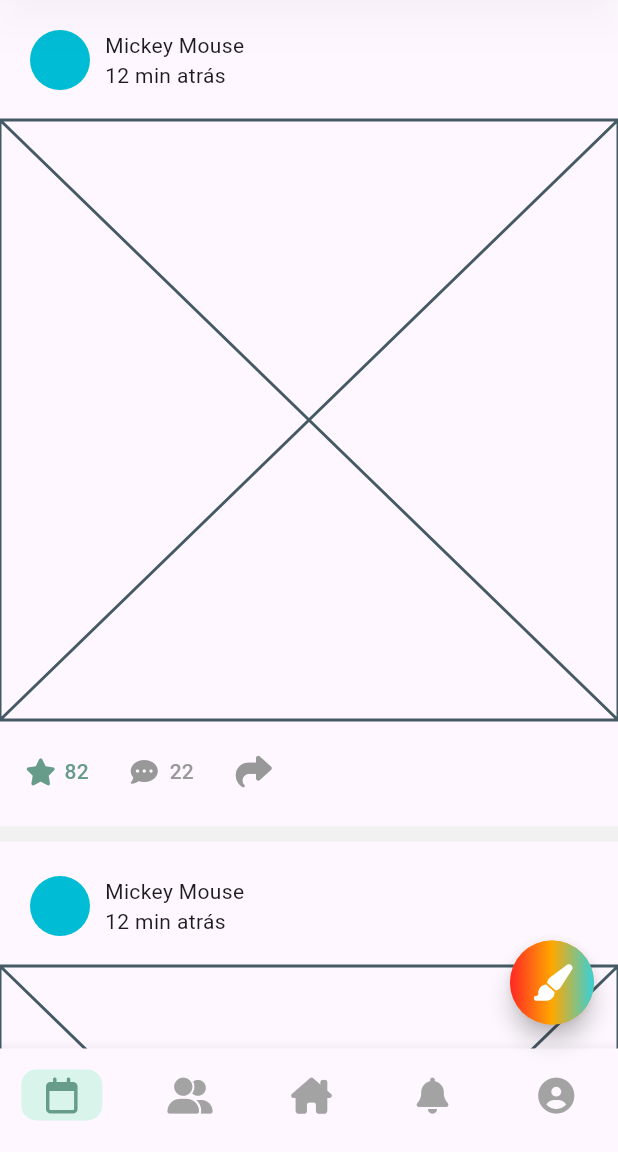
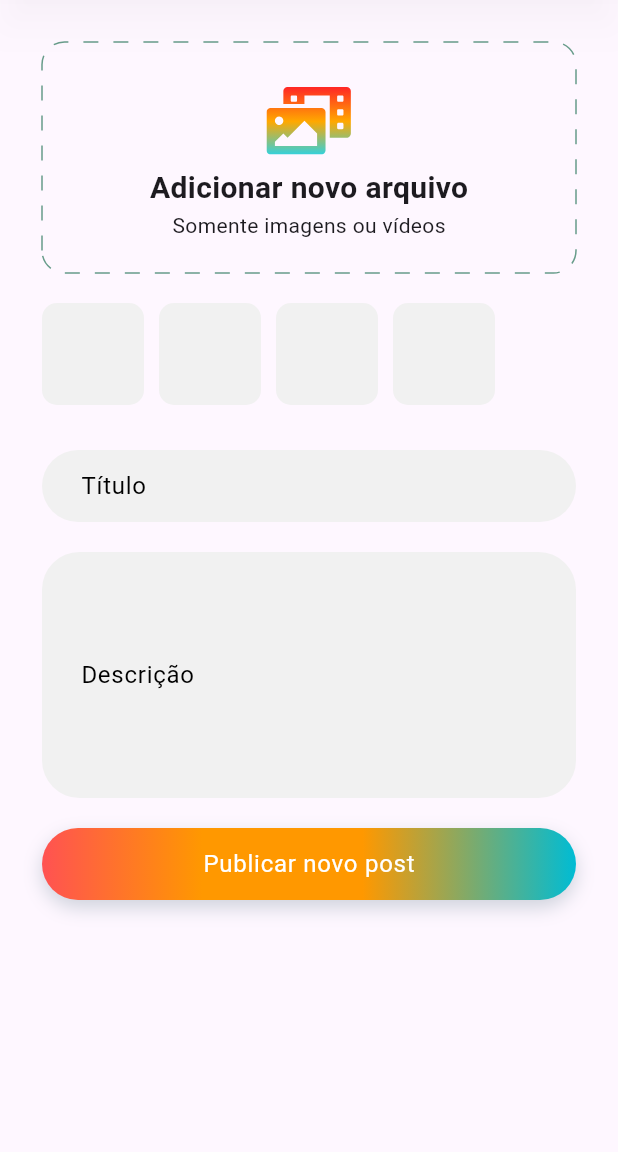
Before and after one commit to flipeip/ze_draw, a Flutter app: the FeedTela screen opened by its route, after a tap on an icon or button, on a phone screen of 412 x 824 dp, the part 84-1236 px from its top. Run offline on Flutter 3.47's test engine with Material 2 defaults, Android fonts, the light colour scheme and no system bars; drawn by our look-alikes of dotted_border; our stand-ins replace flutter_svg, font_awesome_flutter, simple_gradient_text, supabase_flutter; accounts and stored records are empty.

Commit message:
Funcionamento de postagem

```diff
--- /dev/null
+++ b/lib/api/api_post.dart
@@ -0,0 +1,22 @@
+import 'package:supabase_flutter/supabase_flutter.dart';
+import '../../models/models.dart';
+import 'api.dart';
+
+class ApiPost {
+  Future<PostgrestResponse<dynamic>> createData(Postagem post) async {
+    PostgrestResponse<dynamic> res = await api.from('postagem').insert(post.toMap());
+    // final arquivo = File('path/to/file');
+    // final String path = await supabase.storage.from('avatars').upload(
+    //   'public/avatar1.png',
+    //   avatarFile,
+    //   fileOptions: const FileOptions(cacheControl: '3600', upsert: false),
+    // );
+    return res;
+  }
+
+  Future<PostgrestResponse<dynamic>> readData() async {
+    PostgrestResponse<dynamic> res = await api.from('postagem')
+        .select('id, titulo, descricao');
+    return res;
+  }
+}
--- /dev/null
+++ b/lib/models/arquivos_postagem.dart
@@ -0,0 +1,63 @@
+// ignore_for_file: public_member_api_docs, sort_constructors_first
+import 'dart:convert';
+
+class Arquivo {
+  // final int? id;
+  final int? postagem;
+  final String arquivo;
+  Arquivo({
+    // this.id,
+    this.postagem,
+    required this.arquivo,
+  });
+
+  Arquivo copyWith({
+    // int? id,
+    int? postagem,
+    String? arquivo,
+  }) {
+    return Arquivo(
+      // id: id ?? this.id,
+      postagem: postagem ?? this.postagem,
+      arquivo: arquivo ?? this.arquivo,
+    );
+  }
+
+  Map<String, dynamic> toMap() {
+    return <String, dynamic>{
+      // 'id': id,
+      'postagem': postagem,
+      'arquivo': arquivo,
+    };
+  }
+
+  factory Arquivo.fromMap(Map<String, dynamic> map) {
+    return Arquivo(
+      // id: map['id'] != null ? map['id'] as int : null,
+      postagem: map['postagem'] != null ? map['postagem'] as int : null,
+      arquivo: map['arquivo'] as String,
+    );
+  }
+
+  String toJson() => json.encode(toMap());
+
+  factory Arquivo.fromJson(String source) => Arquivo.fromMap(json.decode(source) as Map<String, dynamic>);
+
+  @override
+  String toString() => 'Arquivo(ipostagem: $postagem, arquivo: $arquivo)';
+  // String toString() => 'Arquivo(id: $id, postagem: $postagem, arquivo: $arquivo)';
+
+  @override
+  bool operator ==(covariant Arquivo other) {
+    if (identical(this, other)) return true;
+
+    return
+      // other.id == id &&
+      other.postagem == postagem &&
+      other.arquivo == arquivo;
+  }
+
+  @override
+  int get hashCode => postagem.hashCode ^ arquivo.hashCode;
+  // int get hashCode => id.hashCode ^ postagem.hashCode ^ arquivo.hashCode;
+}
--- /dev/null
+++ b/lib/models/models.dart
@@ -0,0 +1,3 @@
+export 'postagem.dart';
+export 'usuario.dart';
+export 'arquivos_postagem.dart';
--- /dev/null
+++ b/lib/models/postagem.dart
@@ -0,0 +1,61 @@
+// ignore_for_file: public_member_api_docs, sort_constructors_first
+import 'dart:convert';
+
+class Postagem {
+  final String titulo;
+  final String descricao;
+  final int usuario_id;
+  Postagem({
+    required this.titulo,
+    required this.descricao,
+    required this.usuario_id,
+  });
+
+  Postagem copyWith({
+    String? titulo,
+    String? descricao,
+    int? usuario_id,
+  }) {
+    return Postagem(
+      titulo: titulo ?? this.titulo,
+      descricao: descricao ?? this.descricao,
+      usuario_id: usuario_id ?? this.usuario_id,
+    );
+  }
+
+  Map<String, dynamic> toMap() {
+    return <String, dynamic>{
+      'titulo': titulo,
+      'descricao': descricao,
+      'usuario_id': usuario_id,
+    };
+  }
+
+  factory Postagem.fromMap(Map<String, dynamic> map) {
+    return Postagem(
+      titulo: map['titulo'] as String,
+      descricao: map['descricao'] as String,
+      usuario_id: map['usuario_id'] as int,
+    );
+  }
+
+  String toJson() => json.encode(toMap());
+
+  factory Postagem.fromJson(String source) => Postagem.fromMap(json.decode(source) as Map<String, dynamic>);
+
+  @override
+  String toString() => 'Postagem(titulo: $titulo, descricao: $descricao, usuario_id: $usuario_id)';
+
+  @override
+  bool operator ==(covariant Postagem other) {
+    if (identical(this, other)) return true;
+
+    return
+      other.titulo == titulo &&
+      other.descricao == descricao &&
+      other.usuario_id == usuario_id;
+  }
+
+  @override
+  int get hashCode => titulo.hashCode ^ descricao.hashCode ^ usuario_id.hashCode;
+}
--- a/lib/telas/cadastro/cadastro_controlador.dart
+++ b/lib/telas/cadastro/cadastro_controlador.dart
@@ -1,5 +1,6 @@
 import 'package:flutter/material.dart';
 import 'package:ze_draw/api/autenticacao.dart';
+import 'package:ze_draw/api/api.dart';
 import 'package:ze_draw/telas/cadastro/cadastro_tela.dart';
 
 class CadastroControlador extends StatelessWidget {
--- a/lib/telas/feed/feed_inicial.dart
+++ b/lib/telas/feed/feed_inicial.dart
@@ -1,12 +1,29 @@
 import 'package:flutter/material.dart';
 import 'package:font_awesome_flutter/font_awesome_flutter.dart';
 import '../../widgets/campo_pesquisa.dart';
+import '../rotas.dart';
+import 'package:ze_draw/models/models.dart';
+import '../../api/api_post.dart';
+import 'package:supabase_flutter/supabase_flutter.dart';
 
 class FeedTela extends StatelessWidget {
   const FeedTela({super.key});
 
   @override
   Widget build(BuildContext context) {
+    List<Postagem>? _postagem;
+
+    ApiPost lerPost = ApiPost();
+
+    Future<List<Postagem>> readData() async {
+      PostgrestResponse<dynamic> res = await lerPost.readData();
+
+      // if (res.error != null) {
+      //   throw Exception(res.error!.message);
+      // }
+      return (res.data as List<dynamic>).map((e) => Postagem.fromMap(e)).toList();
+    }
+
     return Scaffold(
       appBar: AppBar(
         title: const CampoPesquisa(label: 'Pesquisar'),
@@ -62,7 +79,9 @@ class FeedTela extends StatelessWidget {
         type: BottomNavigationBarType.fixed,
       ),
       floatingActionButton: FloatingActionButton(
-        onPressed: (){},
+        onPressed: (){
+          Navigator.of(context).pushNamed(Rotas.novoPost);
+        },
         child:
           Container(
             width: 60,
--- /dev/null
+++ b/lib/telas/post/novo_post.dart
@@ -0,0 +1,183 @@
+import 'package:flutter/material.dart';
+import 'package:flutter_svg/flutter_svg.dart';
+import 'package:supabase_flutter/supabase_flutter.dart';
+import 'package:font_awesome_flutter/font_awesome_flutter.dart';
+import '../../widgets/campo_pesquisa.dart';
+import 'package:dotted_border/dotted_border.dart';
+import '../../widgets/botao_default.dart';
+
+import '../../api/api_post.dart';
+import '../../models/models.dart';
+import 'novo_post_controlador.dart';
+import 'package:ze_draw/api/api.dart';
+
+class NovoPostTela extends StatefulWidget {
+  const NovoPostTela({Key? key}): super(key: key);
+
+  @override
+  State<NovoPostTela> createState() => _NovoPostTela();
+}
+class _NovoPostTela extends State<NovoPostTela>{
+  NovoPostControlador controlador = NovoPostControlador();
+
+  // instance
+  ApiPost criarPost = ApiPost();
+
+  @override
+  Widget build(BuildContext context) {
+    return Scaffold(
+      appBar: AppBar(
+        title: const CampoPesquisa(label: 'Pesquisar'),
+        actions: [
+          IconButton(onPressed: (){}, icon: Icon(FontAwesomeIcons.ellipsisVertical), color: Color(0xFF679C8A)),
+        ],
+        shadowColor: Colors.black12,
+        elevation: 10,
+        surfaceTintColor: Colors.white,
+      ),
+      body: Column(
+        children:[
+          Padding(
+            padding: EdgeInsets.all(28),
+            child: Column(
+              children: [
+                Container(
+                  width: MediaQuery.of(context).size.width,
+                  child: DottedBorder(
+                      color: Color(0XFF679C8A),
+                      strokeWidth: 1,
+                      borderType: BorderType.RRect,
+                      radius: Radius.circular(15),
+                      dashPattern: [10, 10],
+                      child: Center(
+                        child:
+                          Padding(
+                            padding: EdgeInsets.all(20),
+                            child:
+                              Column(
+                                  mainAxisAlignment: MainAxisAlignment.center,
+                                  children: [
+                                    Padding(
+                                      padding: EdgeInsets.all(8),
+                                      child:
+                                        SvgPicture.asset(
+                                        'assets/images/photo_film.svg',
+                                        height: 45,
+                                      ),
+                                    ),
+                                    Text('Adicionar novo arquivo',style: TextStyle(fontWeight: FontWeight.bold, fontSize: 20), ),
+                                    Text('Somente imagens ou vídeos'),
+                                  ],
+                              )
+                          )
+                      )
+                  )
+                ),
+                Padding(
+                  padding: EdgeInsets.symmetric(vertical: 20),
+                  child:
+                    Row(
+                      children: [
+                        Container(
+                          decoration: BoxDecoration(
+                            color: Color(0XFFF1F1F1),
+                            borderRadius: BorderRadius.circular(10)
+                          ),
+                          width: 68.0,
+                          height: 68.0,
+                        ),
+                        Padding(
+                          padding: EdgeInsets.symmetric(horizontal:10),
+                          child:
+                            Container(
+                              decoration: BoxDecoration(
+                                color: Color(0XFFF1F1F1),
+                                borderRadius: BorderRadius.circular(10)
+                              ),
+                              width: 68.0,
+                              height: 68.0,
+                            )
+                        ),
+                        Container(
+                          decoration: BoxDecoration(
+                            color: Color(0XFFF1F1F1),
+                            borderRadius: BorderRadius.circular(10)
+                          ),
+                          width: 68.0,
+                          height: 68.0,
+                        ),
+                        Padding(
+                          padding: EdgeInsets.only(left: 10),
+                          child:
+                            Container(
+                              decoration: BoxDecoration(
+                                color: Color(0XFFF1F1F1),
+                                borderRadius: BorderRadius.circular(10)
+                              ),
+                              width: 68.0,
+                              height: 68.0,
+                            )
+                        ),
+                      ]
+                    )
+                ),
+                Padding(
+                  padding: EdgeInsets.symmetric(vertical:10),
+                  child:
+                    TextFormField(
+                      controller: controlador.titulo,
+                      decoration: InputDecoration(
+                          filled: true,
+                          fillColor: Color(0XFFF1F1F1),
+                          border: OutlineInputBorder(borderRadius: BorderRadius.circular(50), borderSide: BorderSide.none),
+                          hintText: "Título",
+                          contentPadding: EdgeInsets.symmetric(horizontal: 22),
+                      ),
+                  )
+                ),
+                Padding(
+                  padding: EdgeInsets.symmetric(vertical:10),
+                  child:
+                    TextFormField(
+                      controller: controlador.descricao,
+                      decoration: InputDecoration(
+                          filled: true,
+                          fillColor: Color(0XFFF1F1F1),
+                          border: OutlineInputBorder(borderRadius: BorderRadius.circular(25), borderSide: BorderSide.none),
+                          hintText: "Descrição",
+                          contentPadding: EdgeInsets.symmetric(horizontal: 22, vertical: 70),
+                      ),
+                    )
+                ),
+                Padding(
+                  padding: EdgeInsets.symmetric(vertical:10),
+                  child:
+                    BotaoEntrar(
+                      texto: 'Publicar novo post',
+                      aoClicar: _createData,
+                    ),
+                )
+              ]
+            )
+          )
+        ]
+      )
+    );
+  }
+
+  Future _createData() async {
+    List data = await api.from('usuario').select('id').eq('user_id', api.auth.currentUser?.id);
+    int usuario = data![0]['id'];
+
+    Postagem postagem = Postagem(titulo: controlador.titulo.text, descricao: controlador.descricao.text, usuario_id: usuario);
+
+    PostgrestResponse<dynamic> res = await criarPost.createData(postagem);
+
+    // if (res.error != null) {
+    //   ScaffoldMessenger.of(context).showSnackBar(SnackBar(content: Text(res.error!.message)));
+    // }
+
+    ScaffoldMessenger.of(context).showSnackBar(SnackBar(content: Text("Post criado!")));
+
+  }
+}
--- a/lib/telas/rotas.dart
+++ b/lib/telas/rotas.dart
@@ -3,17 +3,20 @@ import 'package:flutter/material.dart';
 import 'cadastro/cadastro_controlador.dart';
 import 'login/login_controlador.dart';
 import 'feed/feed_inicial.dart';
+import 'post/novo_post.dart';
 
 class Rotas {
   static const login = '/login';
   static const cadastro = '/cadastro';
   static const feed = '/feed';
+  static const novoPost = '/novo_post';
 
   static Map<String, Widget Function(BuildContext)> get rotas {
     return {
       login: (_) => LoginControlador(),
       feed: (_) => const FeedTela(),
       cadastro: (_) => CadastroControlador(),
+      novoPost: (_) => const NovoPostTela(),
     };
   }
 }
--- a/pubspec.yaml
+++ b/pubspec.yaml
@@ -13,6 +13,8 @@ dependencies:
   font_awesome_flutter: ^10.4.0
   simple_gradient_text: ^1.2.4
   supabase_flutter: ^1.8.1
+  dotted_border: ^2.0.0+3
+  uuid: ^3.0.6
 
 dev_dependencies:
   flutter_test:
```
Also changed, not shown: lib/api/autenticacao.dart (+9 -2 lines), lib/models/usuario.dart (added, +86 -0 lines), lib/telas/post/novo_post_controlador.dart (added, +31 -0 lines), assets/images/photo_film.svg (added), pubspec.lock.
